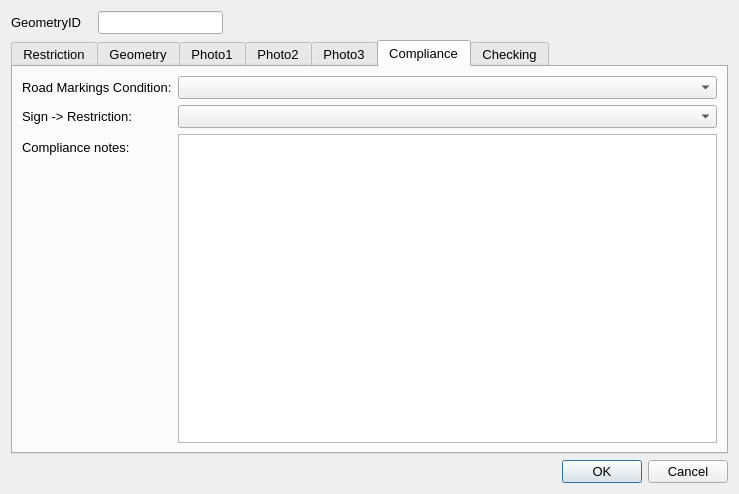
Above: ui/CarriagwayMarkings.ui from tlh22/restrictionsWithGNSS before the change. Below: the same form after it.
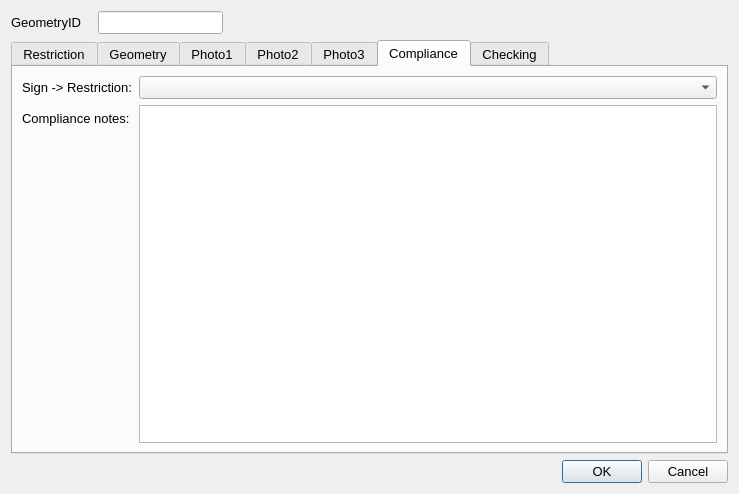
That is the form after the change. The open tabs and pages were chosen to show the change. Icons and pictures are not drawn.

Commit message: lookups and forms

```diff
--- a/ui/CarriagwayMarkings.ui
+++ b/ui/CarriagwayMarkings.ui
@@ -173,7 +173,7 @@
         </widget>
        </item>
        <item row="4" column="1">
-        <widget class="QComboBox" name="SignConditionTypeID"/>
+        <widget class="QComboBox" name="ComplianceRoadMarkingsFaded"/>
        </item>
        <item row="8" column="0">
         <widget class="QLabel" name="lbl_Notes">
@@ -523,36 +523,26 @@
        <string>Compliance</string>
       </attribute>
       <layout class="QFormLayout" name="formLayout_4">
-       <item row="1" column="0">
+       <item row="0" column="0">
         <widget class="QLabel" name="label_6">
          <property name="text">
           <string>Sign -&gt; Restriction:</string>
          </property>
         </widget>
        </item>
-       <item row="2" column="0">
+       <item row="0" column="1">
+        <widget class="QComboBox" name="ComplianceRestrictionSignIssue"/>
+       </item>
+       <item row="1" column="0">
         <widget class="QLabel" name="label_13">
          <property name="text">
           <string>Compliance notes:</string>
          </property>
         </widget>
        </item>
-       <item row="2" column="1">
+       <item row="1" column="1">
         <widget class="QTextEdit" name="ComplianceNotes"/>
        </item>
-       <item row="1" column="1">
-        <widget class="QComboBox" name="ComplianceRestrictionSignIssue"/>
-       </item>
-       <item row="0" column="0">
-        <widget class="QLabel" name="label_3">
-         <property name="text">
-          <string>Road Markings Condition:</string>
-         </property>
-        </widget>
-       </item>
-       <item row="0" column="1">
-        <widget class="QComboBox" name="ComplianceRoadMarkingsFaded"/>
-       </item>
       </layout>
      </widget>
      <widget class="QWidget" name="checkingTab">
```
Left out of the diff: 19 changed lines with no effect on the pictures. The commit also changes 2 other files.
